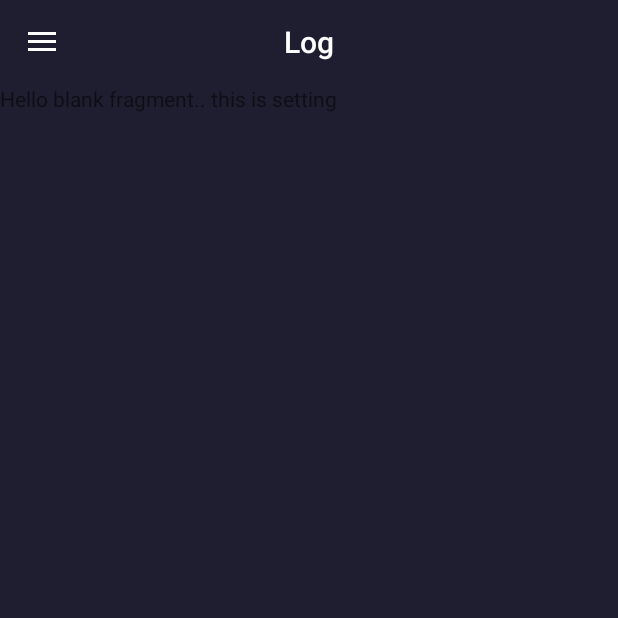
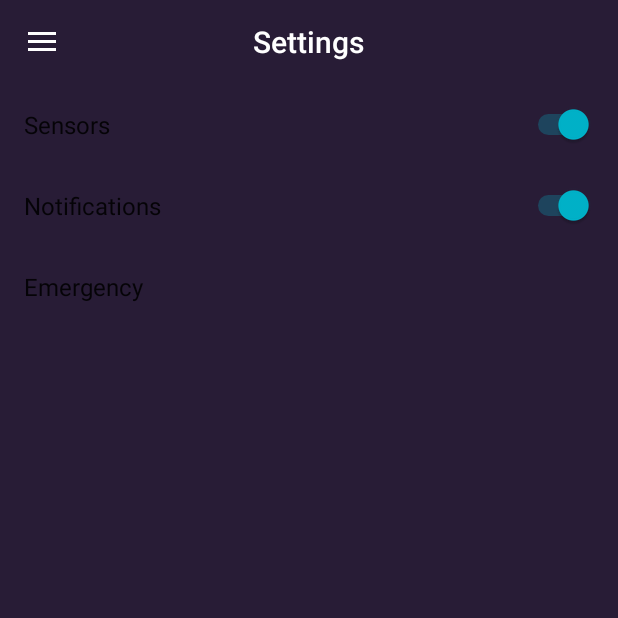
Before and after one commit to intan1907/housecure, an Android app: the screen it shows after launch (MainActivity), in the side drawer, after a tap on "Settings", on a phone screen of 412 x 824 dp, the top half of it. Run offline under Robolectric (Android 15) with nearby library versions, the phone set to English and light mode, and no system bars; our stand-ins replace androidx.preference.

Commit message:
change setting layout, remove icon space

```diff
--- a/src/app/build.gradle
+++ b/src/app/build.gradle
@@ -24,7 +24,7 @@ dependencies {
     implementation 'com.android.support:design:28.0.0'
     implementation 'com.android.support.constraint:constraint-layout:1.1.3'
     implementation 'com.android.support:support-v4:28.0.0'
-    implementation 'com.android.support:preference-v7:26.1.0'
+    implementation 'com.android.support:preference-v7:28.0.0'
     testImplementation 'junit:junit:4.12'
     androidTestImplementation 'com.android.support.test:runner:1.0.2'
     androidTestImplementation 'com.android.support.test.espresso:espresso-core:3.0.2'
--- a/src/app/src/main/java/com/pbd/housecure/housecure/MainActivity.java
+++ b/src/app/src/main/java/com/pbd/housecure/housecure/MainActivity.java
@@ -115,8 +115,8 @@ public class MainActivity extends AppCompatActivity {
                 setTitle(R.string.nav_log);
                 break;
             case R.id.nav_settings:
-//                fragmentClass = SettingsFragment.class;
-//                setTitle(R.string.nav_settings);
+                fragmentClass = SettingsFragment.class;
+                setTitle(R.string.nav_settings);
                 break;
         }
 
--- a/src/app/src/main/java/com/pbd/housecure/housecure/SettingsFragment.java
+++ b/src/app/src/main/java/com/pbd/housecure/housecure/SettingsFragment.java
@@ -1,12 +1,14 @@
 package com.pbd.housecure.housecure;
 
 
+import android.os.Build;
 import android.os.Bundle;
 import android.support.v4.app.Fragment;
 import android.support.v7.preference.PreferenceFragmentCompat;
 import android.view.LayoutInflater;
 import android.view.View;
 import android.view.ViewGroup;
+import android.widget.ListView;
 import android.widget.TextView;
 
 public class SettingsFragment extends PreferenceFragmentCompat {
--- a/src/app/src/main/res/drawable/border.xml
+++ b/src/app/src/main/res/drawable/border.xml
@@ -3,5 +3,5 @@
     android:shape="rectangle">
     <stroke
         android:width="5px"
-        android:color="@color/colorPrimary" />
+        android:color="@color/colorAccent" />
 </shape>
--- a/src/app/src/main/res/layout/activity_login.xml
+++ b/src/app/src/main/res/layout/activity_login.xml
@@ -4,7 +4,7 @@
     android:layout_width="match_parent"
     android:layout_height="match_parent"
     tools:context=".LoginActivity"
-    android:background="@color/background">
+    android:background="@color/colorPrimary">
 
     <LinearLayout
         android:layout_width="wrap_content"
@@ -20,7 +20,7 @@
             android:layout_height="match_parent"
             android:text="@string/sign_in"
             android:textSize="28sp"
-            android:textColor="@color/colorPrimary"
+            android:textColor="@color/colorAccent"
             android:fontFamily="@font/raleway"
             android:textAlignment="center"/>
 
--- a/src/app/src/main/res/layout/activity_main.xml
+++ b/src/app/src/main/res/layout/activity_main.xml
@@ -21,7 +21,7 @@
             android:id="@+id/content_main"
             android:layout_width="match_parent"
             android:layout_height="match_parent"
-            android:background="@color/background"/>
+            android:background="@color/colorPrimary"/>
     </LinearLayout>
 
     <android.support.design.widget.NavigationView
@@ -33,6 +33,6 @@
         android:fitsSystemWindows="true"
         app:headerLayout="@layout/nav_header_main"
         app:menu="@menu/activity_main_drawer"
-        android:background="@color/background"/>
+        android:background="@color/colorPrimary"/>
 
 </android.support.v4.widget.DrawerLayout>
--- a/src/app/src/main/res/layout/activity_splash_screen.xml
+++ b/src/app/src/main/res/layout/activity_splash_screen.xml
@@ -5,7 +5,7 @@
     android:layout_width="match_parent"
     android:layout_height="match_parent"
     tools:context=".SplashScreen"
-    android:background="@color/background">
+    android:background="@color/colorPrimary">
 
     <LinearLayout
         android:layout_width="wrap_content"
@@ -27,7 +27,7 @@
             android:layout_height="0dp"
             android:text="@string/app_name"
             android:textSize="28sp"
-            android:textColor="@color/primary"
+            android:textColor="@color/colorAccent"
             android:textAlignment="center"
             android:layout_weight="2"/>
 
--- a/src/app/src/main/res/layout/app_bar_main.xml
+++ b/src/app/src/main/res/layout/app_bar_main.xml
@@ -4,7 +4,7 @@
     android:layout_width="match_parent"
     android:layout_height="wrap_content"
     tools:context=".MainActivity"
-    android:background="@color/background">
+    android:background="@color/colorPrimary">
 
     <android.support.design.widget.AppBarLayout
         android:layout_width="match_parent"
@@ -18,7 +18,7 @@
             android:minHeight="?attr/actionBarSize"
             android:fitsSystemWindows="true"
             app:popupTheme="@style/AppTheme.PopupOverlay"
-            android:background="@color/background" />
+            android:background="@color/colorPrimary" />
 
     </android.support.design.widget.AppBarLayout>
 
--- a/src/app/src/main/res/layout/custom_app_bar.xml
+++ b/src/app/src/main/res/layout/custom_app_bar.xml
@@ -16,6 +16,6 @@
         android:clickable="false"
         android:focusable="false"
         android:longClickable="false"
-        android:textColor="@android:color/white" />
+        android:textColor="@color/textColor" />
 
 </LinearLayout>
--- a/src/app/src/main/res/layout/nav_header_main.xml
+++ b/src/app/src/main/res/layout/nav_header_main.xml
@@ -3,7 +3,7 @@
     xmlns:app="http://schemas.android.com/apk/res-auto"
     android:layout_width="match_parent"
     android:layout_height="@dimen/nav_header_height"
-    android:background="@color/background"
+    android:background="@color/colorPrimary"
     android:gravity="bottom"
     android:orientation="vertical"
     android:paddingLeft="@dimen/activity_horizontal_margin"
@@ -27,7 +27,7 @@
         android:layout_width="match_parent"
         android:layout_height="wrap_content"
         android:text="@string/app_name"
-        android:textColor="@color/primary"
+        android:textColor="@color/colorAccent"
         android:textAlignment="center"
         android:layout_marginTop="10sp"
         android:textSize="18sp"
--- a/src/app/src/main/res/menu/activity_main_drawer.xml
+++ b/src/app/src/main/res/menu/activity_main_drawer.xml
@@ -6,7 +6,7 @@
     <group android:checkableBehavior="single">
         <item
             android:id="@+id/nav_home"
-            android:title="@string/nav_home" />
+            android:title="@string/nav_home"/>
         <item
             android:id="@+id/nav_log"
             android:title="@string/nav_log" />
--- a/src/app/src/main/res/values-v19/styles.xml
+++ b/src/app/src/main/res/values-v19/styles.xml
@@ -8,5 +8,7 @@
         <item name="colorAccent">@color/colorAccent</item>
         <item name="elevation">0dp</item>
         <item name="android:windowTranslucentStatus">true</item>
+        <item name="preferenceTheme">@style/MyPreferenceThemeOverlay</item>
+        <item name="android:textColor">@color/textColor</item>
     </style>
 </resources>
--- a/src/app/src/main/res/values-v21/styles.xml
+++ b/src/app/src/main/res/values-v21/styles.xml
@@ -1,8 +1,14 @@
 <resources>
 
     <style name="AppTheme.NoActionBar">
+        <item name="colorPrimary">@color/colorPrimary</item>
+        <item name="colorPrimaryDark">@color/colorPrimaryDark</item>
+        <item name="colorAccent">@color/colorAccent</item>
+        <item name="elevation">0dp</item>
         <item name="windowActionBar">false</item>
         <item name="windowNoTitle">true</item>
         <item name="android:statusBarColor">@android:color/transparent</item>
+        <item name="preferenceTheme">@style/MyPreferenceThemeOverlay</item>
+        <item name="android:textColor">@color/textColor</item>
     </style>
 </resources>
--- a/src/app/src/main/res/values/colors.xml
+++ b/src/app/src/main/res/values/colors.xml
@@ -2,9 +2,7 @@
 <resources>
     <color name="colorPrimary">#281c36</color>
     <color name="colorPrimaryDark">#231a2e</color>
-    <color name="colorAccent">#D81B60</color>
-    <color name="primary">#00b4cb</color>
-    <color name="background">#1f1e30</color>
-    <color name="dangerColor">#cb003e</color>
+    <color name="colorAccent">#00b4cb</color>
+    <color name="colorDanger">#cb003e</color>
     <color name="textColor">#ffffff</color>
 </resources>
--- a/src/app/src/main/res/values/dimens.xml
+++ b/src/app/src/main/res/values/dimens.xml
@@ -5,4 +5,5 @@
     <dimen name="nav_header_vertical_spacing">8dp</dimen>
     <dimen name="nav_header_height">176dp</dimen>
     <dimen name="fab_margin">16dp</dimen>
+    <dimen name="dialog_alert_default_padding">18dp</dimen>
 </resources>
--- a/src/app/src/main/res/values/strings.xml
+++ b/src/app/src/main/res/values/strings.xml
@@ -10,7 +10,6 @@
     <string name="package_name">com.pbd.housecure.housecure</string>
     <string name="sign_in_with_facebook">Sign In With Facebook</string>
 
-    <!-- TODO: Remove or change this placeholder text -->
     <string name="hello_blank_fragment">Hello blank fragment.. this is setting</string>
     <string name="nav_log">Log</string>
     <string name="nav_settings">Settings</string>
@@ -18,4 +17,8 @@
     <string name="setting_sensors">Sensors</string>
     <string name="setting_notifications">Notifications</string>
     <string name="setting_emergency">Emergency</string>
+    <string name="btnSave">Save</string>
+    <string name="pref_notifications_summary">Show notifications from Housecure</string>
+    <string name="pref_emergency_summary">Emergency call number</string>
+    <string name="pref_sensors_summary">Activate sensors for Housecure service</string>
 </resources>
--- a/src/app/src/main/res/values/styles.xml
+++ b/src/app/src/main/res/values/styles.xml
@@ -7,24 +7,22 @@
         <item name="colorPrimaryDark">@color/colorPrimaryDark</item>
         <item name="colorAccent">@color/colorAccent</item>
         <item name="elevation">0dp</item>
+        <item name="preferenceTheme">@style/MyPreferenceThemeOverlay</item>
+        <item name="android:textColor">@color/textColor</item>
     </style>
 
     <style name="AppTheme.NoActionBar">
         <item name="windowActionBar">false</item>
         <item name="windowNoTitle">true</item>
+        <item name="preferenceTheme">@style/PreferenceThemeOverlay</item>
     </style>
 
     <style name="AppTheme.AppBarOverlay" parent="ThemeOverlay.AppCompat.Dark.ActionBar" />
 
     <style name="AppTheme.PopupOverlay" parent="ThemeOverlay.AppCompat.Light" />
 
-    <style name="TextHousecure">
-        <item name="android:textColor">@android:color/white</item>
+    <style name="MyPreferenceThemeOverlay" parent="PreferenceThemeOverlay">
+
     </style>
 
-    <style name="TextHousecure.Settings">
-        <item name="android:layout_width">wrap_content</item>
-        <item name="android:layout_height">wrap_content</item>
-        <item name="android:layout_marginLeft">16dp</item>
-    </style>
 </resources>
--- a/src/app/src/main/res/xml/preferences.xml
+++ b/src/app/src/main/res/xml/preferences.xml
@@ -1,19 +1,25 @@
 <?xml version="1.0" encoding="utf-8"?>
-<PreferenceScreen xmlns:android="http://schemas.android.com/apk/res/android">
+<PreferenceScreen xmlns:android="http://schemas.android.com/apk/res/android"
+    xmlns:app="http://schemas.android.com/apk/res-auto">
 
     <SwitchPreference
         android:defaultValue="true"
         android:key="pref_sensors"
-        android:title="@string/setting_sensors" />
+        android:title="@string/setting_sensors"
+        app:iconSpaceReserved="false"/>
 
     <SwitchPreference
         android:defaultValue="true"
         android:key="pref_notifications"
-        android:title="@string/setting_notifications" />
+        android:title="@string/setting_notifications"
+        app:iconSpaceReserved="false"/>
 
     <EditTextPreference
         android:key="pref_emergency"
         android:title="@string/setting_emergency"
-        />
+        android:defaultValue="911"
+        android:inputType="number"
+        android:digits="0123456789"
+        app:iconSpaceReserved="false"/>
 
 </PreferenceScreen>
```
